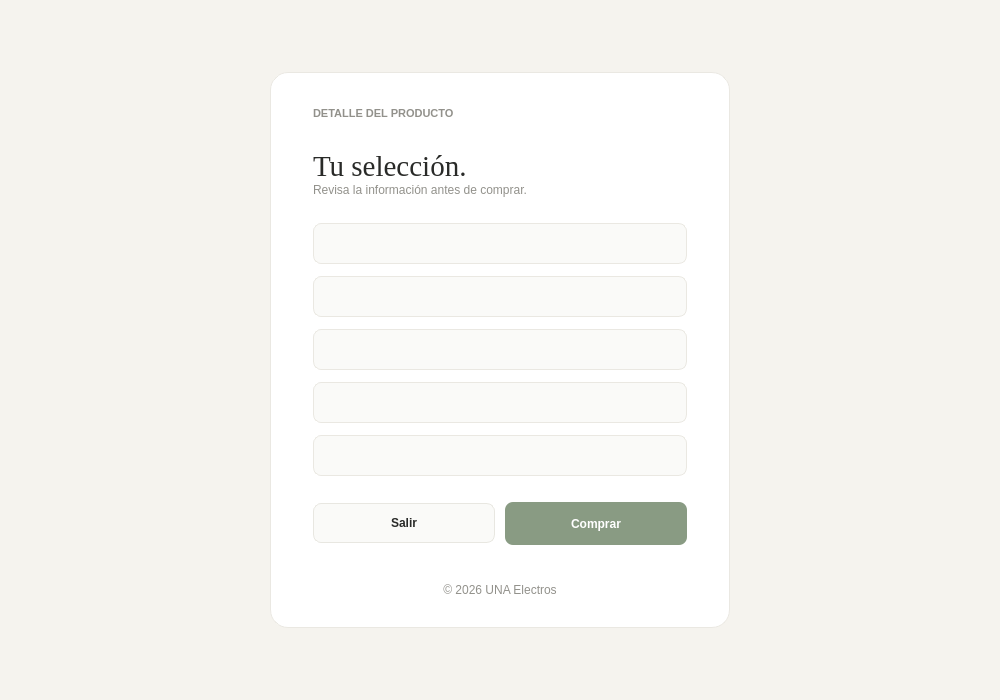
Qt form proyecto progra/menuPaginacion.ui (AntonyEduardoAguirre/proyectoprogramacion2) before a commit.
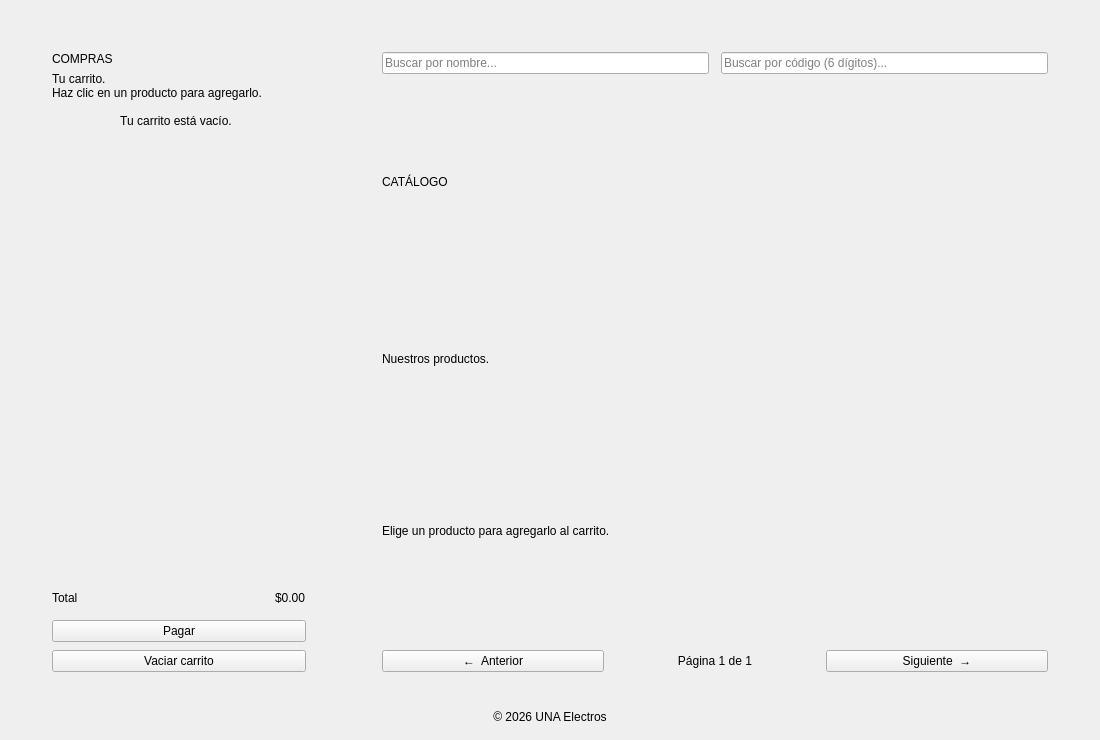
The same form after that commit. The open tabs and pages were chosen to show the change.

Commit message:
Cambios hechos en eel código
Esto fue hecho al inicio.

```diff
--- a/proyecto progra/menuPaginacion.ui
+++ b/proyecto progra/menuPaginacion.ui
@@ -6,14 +6,14 @@
    <rect>
     <x>0</x>
     <y>0</y>
-    <width>1000</width>
-    <height>700</height>
+    <width>1100</width>
+    <height>740</height>
    </rect>
   </property>
   <property name="minimumSize">
    <size>
-    <width>920</width>
-    <height>640</height>
+    <width>1000</width>
+    <height>680</height>
    </size>
   </property>
   <property name="windowTitle">
@@ -23,119 +23,79 @@
    <string notr="true">QMainWindow, #centralwidget {
 	background-color: #F5F3EE;
 }
-#cardFiltros, #cardCatalogo, #cardDetalle {
+#cardCarrito, #cardCatalogo {
 	background-color: #FFFFFF;
 	border: 1px solid #EAE8E2;
 	border-radius: 18px;
 }
-QLabel#eyebrowFiltros, QLabel#eyebrowCatalogo, QLabel#eyebrowDetalle {
+QLabel#eyebrowCarrito, QLabel#eyebrowCatalogo {
 	color: #92918B;
 	font-family: "Segoe UI";
 	font-size: 11px;
 	font-weight: 600;
 }
-QLabel#titleFiltros {
+QLabel#titleCarrito {
 	color: #292A28;
 	font-family: Georgia;
 	font-size: 24px;
 }
-QLabel#titleCatalogo, QLabel#titleDetalle {
+QLabel#titleCatalogo {
 	color: #292A28;
 	font-family: Georgia;
 	font-size: 29px;
 }
-QLabel#subtitleFiltros, QLabel#subtitleCatalogo, QLabel#subtitleDetalle,
-QLabel#copyrightMenu, QLabel#copyrightDetalle, QLabel#lblPagina {
+QLabel#subtitleCarrito, QLabel#subtitleCatalogo, QLabel#copyrightMenu,
+QLabel#lblPagina, QLabel#lblCarritoVacio {
 	color: #92918B;
 	font-family: "Segoe UI";
 	font-size: 12px;
 }
-QCheckBox {
-	color: #292A28;
-	font-family: "Segoe UI";
-	font-size: 12px;
-	font-weight: 600;
-	spacing: 8px;
-}
-QCheckBox::indicator {
-	width: 14px;
-	height: 14px;
-	border: 1px solid #E8E7E1;
-	border-radius: 3px;
-	background: #FAFAF8;
-}
-QCheckBox::indicator:checked {
-	background: #899B83;
-	border-color: #899B83;
-}
 QLineEdit {
 	background-color: #FAFAF8;
 	color: #292A28;
 	border: 1px solid #E8E7E1;
-	border-radius: 8px;
-	padding: 0 12px;
-	min-height: 40px;
+	border-radius: 12px;
+	padding: 0 14px;
+	min-height: 44px;
+	font-family: "Segoe UI";
 	font-size: 13px;
 }
 QLineEdit:focus {
 	border: 1px solid #899B83;
 }
-QLineEdit:disabled {
-	background-color: #F6F5F1;
-	color: #B5B4AE;
-	border: 1px solid #EFEEE9;
-}
-QSlider::groove:horizontal {
-	height: 4px;
-	background: #E8E7E1;
-	border-radius: 2px;
-}
-QSlider::sub-page:horizontal {
-	background: #899B83;
-	border-radius: 2px;
-}
-QSlider::handle:horizontal {
-	background: #FFFFFF;
-	border: 2px solid #899B83;
-	width: 14px;
-	height: 14px;
-	margin: -7px 0;
-	border-radius: 9px;
-}
-QSlider::groove:horizontal:disabled {
-	background: #EFEEE9;
-}
-QSlider::sub-page:horizontal:disabled {
-	background: #D5D9D2;
-}
-QSlider::handle:horizontal:disabled {
-	border-color: #C9CCC5;
-}
-QLabel#lblPrecio {
-	color: #899B83;
-	font-family: "Segoe UI";
-	font-size: 13px;
-	font-weight: 600;
-}
 QPushButton#btnProducto {
 	background-color: #FAFAF8;
-	color: #292A28;
 	border: 1px solid #EAE8E2;
-	border-radius: 12px;
-	padding: 12px;
-	font-family: "Segoe UI";
-	font-size: 13px;
-	font-weight: 600;
+	border-radius: 14px;
+	padding: 0;
 }
 QPushButton#btnProducto:hover {
 	background-color: #F4F7F3;
 	border-color: #899B83;
 }
-QPushButton#btnAnterior, QPushButton#btnSiguiente, QPushButton#btnSalir {
-	background: #FAFAF8;
+QPushButton#btnProducto QLabel {
+	background: transparent;
+	border: none;
+	font-family: "Segoe UI";
+}
+QLabel#prodNombre {
+	color: #292A28;
+	font-size: 13px;
+	font-weight: 600;
+}
+QLabel#prodPrecio {
+	color: #292A28;
+	font-size: 13px;
+}
+QLabel#prodCodigo {
+	color: #92918B;
+	font-size: 12px;
+}
+QPushButton#btnAnterior, QPushButton#btnSiguiente, QPushButton#btnVaciar {
+	background: #FFFFFF;
 	color: #292A28;
 	border: 1px solid #E8E7E1;
-	border-radius: 8px;
+	border-radius: 10px;
 	min-height: 38px;
 	padding: 0 16px;
 	font-family: "Segoe UI";
@@ -145,68 +105,135 @@
 	border-color: #899B83;
 	color: #899B83;
 }
-QPushButton#btnAnterior:disabled, QPushButton#btnSiguiente:disabled {
+QPushButton#btnAnterior:disabled, QPushButton#btnSiguiente:disabled, QPushButton#btnVaciar:disabled {
+	background: #FAFAF8;
 	color: #B5B4AE;
 	border-color: #EFEEE9;
 }
-QPushButton#btnComprar {
-	background: #899B83;
+QPushButton#btnPagar {
+	background: #2F5243;
 	color: #FFFFFF;
 	border: none;
-	border-radius: 8px;
-	min-height: 43px;
+	border-radius: 10px;
+	min-height: 44px;
 	font-family: "Segoe UI";
+	font-size: 14px;
 	font-weight: 600;
 }
 QPushButton#btnComprar:hover {
 	background: #788B72;
 }
-QLabel#lblDetNombre, QLabel#lblDetCategoria, QLabel#lblDetPrecio,
-QLabel#lblDetId, QLabel#lblDetStock {
-	color: #292A28;
-	background: #FAFAF8;
+QPushButton#btnPagar:disabled {
+	background: #C9D2CD;
+	color: #F5F3EE;
+}
+#scrollCarrito, #scrollCarrito &gt; QWidget &gt; QWidget {
+	background: transparent;
+	border: none;
+}
+QScrollBar:vertical {
+	background: transparent;
+	width: 8px;
+	margin: 0;
+}
+QScrollBar::handle:vertical {
+	background: #E0DED7;
+	border-radius: 4px;
+	min-height: 24px;
+}
+QScrollBar::add-line:vertical, QScrollBar::sub-line:vertical {
+	height: 0;
+}
+QFrame#itemCarrito {
+	background-color: #FAFAF8;
 	border: 1px solid #EAE8E2;
+	border-radius: 12px;
+}
+QFrame#itemCarrito QLabel {
+	background: transparent;
+	border: none;
+	font-family: "Segoe UI";
+}
+QLabel#itemNombre {
+	color: #292A28;
+	font-size: 13px;
+	font-weight: 600;
+}
+QLabel#itemCantidad {
+	color: #292A28;
+	font-size: 13px;
+	min-width: 22px;
+}
+QLabel#itemSubtotal {
+	color: #92918B;
+	font-size: 13px;
+}
+QPushButton#btnCantidad {
+	background: #FFFFFF;
+	color: #292A28;
+	border: 1px solid #E8E7E1;
 	border-radius: 8px;
-	padding: 12px;
-	font-size: 13px;
+	min-width: 28px;
+	max-width: 28px;
+	min-height: 28px;
+	max-height: 28px;
+	font-size: 14px;
+	font-weight: 600;
+}
+QPushButton#btnCantidad:hover {
+	border-color: #899B83;
+	color: #899B83;
+}
+QPushButton#btnCantidad:disabled {
+	color: #B5B4AE;
+	border-color: #EFEEE9;
+}
+QPushButton#btnQuitar {
+	background: transparent;
+	color: #B5B4AE;
+	border: none;
+	min-width: 22px;
+	max-width: 22px;
+	min-height: 22px;
+	max-height: 22px;
+	font-size: 12px;
+}
+QPushButton#btnQuitar:hover {
+	color: #292A28;
+}
+QFrame#lineaTotal {
+	background-color: #EAE8E2;
+	border: none;
+	max-height: 1px;
+}
+QLabel#lblTotalTexto {
+	color: #6B6A65;
+	font-family: "Segoe UI";
+	font-size: 15px;
+}
+QLabel#lblTotal {
+	color: #292A28;
+	font-family: Georgia;
+	font-size: 26px;
 }
 </string>
   </property>
   <widget class="QWidget" name="centralwidget">
-   <layout class="QVBoxLayout" name="verticalLayoutMain">
-    <property name="leftMargin">
-     <number>24</number>
-    </property>
-    <property name="topMargin">
-     <number>24</number>
-    </property>
-    <property name="rightMargin">
-     <number>24</number>
-    </property>
-    <property name="bottomMargin">
-     <number>24</number>
-    </property>
-    <item>
-     <widget class="QStackedWidget" name="stackedWidget">
-      <property name="currentIndex">
-       <number>0</number>
-      </property>
-      <widget class="QWidget" name="paginaMenu">
-       <layout class="QVBoxLayout" name="layoutPaginaMenu" stretch="1,0">
+   <layout class="QVBoxLayout" name="verticalLayoutMain" stretch="1,0">
         <property name="spacing">
          <number>14</number>
         </property>
         <property name="leftMargin">
-         <number>16</number>
+     <number>24</number>
         </property>
         <property name="topMargin">
-         <number>16</number>
+     <number>24</number>
         </property>
         <property name="rightMargin">
-         <number>16</number>
+     <number>24</number>
         </property>
         <property name="bottomMargin">
-         <number>0</number>
+     <number>16</number>
         </property>
         <item>
          <layout class="QHBoxLayout" name="horizontalLayoutMenu" stretch="0,1">
@@ -217,13 +244,13 @@
            <widget class="QFrame" name="cardFiltros">
             <property name="minimumSize">
              <size>
-              <width>270</width>
+          <width>310</width>
               <height>0</height>
              </size>
             </property>
             <property name="maximumSize">
              <size>
-              <width>300</width>
+          <width>340</width>
               <height>16777215</height>
              </size>
             </property>
@@ -249,7 +276,7 @@
              <item>
               <widget class="QLabel" name="eyebrowFiltros">
                <property name="text">
-                <string>FILTROS</string>
+            <string>COMPRAS</string>
                </property>
               </widget>
              </item>
@@ -264,7 +291,7 @@
                <property name="sizeHint" stdset="0">
                 <size>
                  <width>20</width>
-                 <height>14</height>
+             <height>6</height>
                 </size>
                </property>
               </spacer>
@@ -272,14 +299,14 @@
              <item>
               <widget class="QLabel" name="titleFiltros">
                <property name="text">
-                <string>Filtra el catálogo.</string>
+            <string>Tu carrito.</string>
                </property>
               </widget>
              </item>
              <item>
               <widget class="QLabel" name="subtitleFiltros">
                <property name="text">
-                <string>Activa solo los filtros que necesites.</string>
+            <string>Haz clic en un producto para agregarlo.</string>
                </property>
                <property name="wordWrap">
                 <bool>true</bool>
@@ -297,43 +324,147 @@
                <property name="sizeHint" stdset="0">
                 <size>
                  <width>20</width>
+             <height>14</height>
+            </size>
+           </property>
+          </spacer>
+         </item>
+         <item>
+          <widget class="QScrollArea" name="scrollCarrito">
+           <property name="frameShape">
+            <enum>QFrame::NoFrame</enum>
+           </property>
+           <property name="horizontalScrollBarPolicy">
+            <enum>Qt::ScrollBarAlwaysOff</enum>
+           </property>
+           <property name="widgetResizable">
+            <bool>true</bool>
+           </property>
+           <widget class="QWidget" name="contenedorCarrito">
+            <layout class="QVBoxLayout" name="layoutItemsCarrito">
+             <property name="spacing">
+              <number>10</number>
+             </property>
+             <property name="leftMargin">
+              <number>0</number>
+             </property>
+             <property name="topMargin">
+              <number>0</number>
+             </property>
+             <property name="rightMargin">
+              <number>6</number>
+             </property>
+             <property name="bottomMargin">
+              <number>0</number>
+             </property>
+             <item>
+              <widget class="QLabel" name="lblCarritoVacio">
+               <property name="text">
+                <string>Tu carrito está vacío.</string>
+               </property>
+               <property name="alignment">
+                <set>Qt::AlignHCenter|Qt::AlignTop</set>
+               </property>
+               <property name="wordWrap">
+                <bool>true</bool>
+               </property>
+              </widget>
+             </item>
+             <item>
+              <spacer name="spacerItemsCarrito">
+               <property name="orientation">
+                <enum>Qt::Vertical</enum>
+               </property>
+               <property name="sizeHint" stdset="0">
+                <size>
+                 <width>20</width>
+                 <height>40</height>
+                </size>
+               </property>
+              </spacer>
+             </item>
+            </layout>
+           </widget>
+          </widget>
+         </item>
+         <item>
+          <spacer name="spacerAntesLinea">
+           <property name="orientation">
+            <enum>Qt::Vertical</enum>
+           </property>
+           <property name="sizeType">
+            <enum>QSizePolicy::Fixed</enum>
+           </property>
+           <property name="sizeHint" stdset="0">
+            <size>
+             <width>20</width>
+             <height>12</height>
+            </size>
+           </property>
+          </spacer>
+         </item>
+         <item>
+          <widget class="QFrame" name="lineaTotal">
+           <property name="maximumSize">
+            <size>
+             <width>16777215</width>
+             <height>1</height>
+            </size>
+           </property>
+           <property name="frameShape">
+            <enum>QFrame::NoFrame</enum>
+           </property>
+          </widget>
+         </item>
+         <item>
+          <spacer name="spacerDespuesLinea">
+           <property name="orientation">
+            <enum>Qt::Vertical</enum>
+           </property>
+           <property name="sizeType">
+            <enum>QSizePolicy::Fixed</enum>
+           </property>
+           <property name="sizeHint" stdset="0">
+            <size>
+             <width>20</width>
+             <height>14</height>
+            </size>
+           </property>
+          </spacer>
+         </item>
+         <item>
+          <layout class="QHBoxLayout" name="layoutTotal">
+           <item>
+            <widget class="QLabel" name="lblTotalTexto">
+             <property name="text">
+              <string>Total</string>
+             </property>
+            </widget>
+           </item>
+           <item>
+            <spacer name="spacerTotal">
+             <property name="orientation">
+              <enum>Qt::Horizontal</enum>
+             </property>
+             <property name="sizeHint" stdset="0">
+              <size>
+               <width>40</width>
                  <height>20</height>
                 </size>
                </property>
               </spacer>
              </item>
              <item>
-              <widget class="QCheckBox" name="chkNombre">
+            <widget class="QLabel" name="lblTotal">
                <property name="text">
-                <string>Filtrar por nombre</string>
+              <string>$0.00</string>
                </property>
               </widget>
              </item>
-             <item>
-              <spacer name="spacerChkNombre">
-               <property name="orientation">
-                <enum>Qt::Vertical</enum>
-               </property>
-               <property name="sizeType">
-                <enum>QSizePolicy::Fixed</enum>
-               </property>
-               <property name="sizeHint" stdset="0">
-                <size>
-                 <width>20</width>
-                 <height>6</height>
-                </size>
-               </property>
-              </spacer>
+          </layout>
              </item>
              <item>
-              <widget class="QLineEdit" name="leNombre">
-               <property name="placeholderText">
-                <string>Escribe un nombre</string>
-               </property>
-              </widget>
-             </item>
-             <item>
-              <spacer name="spacerNombre">
+          <spacer name="spacerAntesPagar">
                <property name="orientation">
                 <enum>Qt::Vertical</enum>
                </property>
@@ -343,112 +474,20 @@
                <property name="sizeHint" stdset="0">
                 <size>
                  <width>20</width>
-                 <height>14</height>
+             <height>12</height>
                 </size>
                </property>
               </spacer>
              </item>
              <item>
-              <widget class="QCheckBox" name="chkCategoria">
+          <widget class="QPushButton" name="btnPagar">
                <property name="text">
-                <string>Filtrar por categoría</string>
+            <string>Pagar</string>
                </property>
               </widget>
              </item>
              <item>
-              <spacer name="spacerChkCategoria">
-               <property name="orientation">
-                <enum>Qt::Vertical</enum>
-               </property>
-               <property name="sizeType">
-                <enum>QSizePolicy::Fixed</enum>
-               </property>
-               <property name="sizeHint" stdset="0">
-                <size>
-                 <width>20</width>
-                 <height>6</height>
-                </size>
-               </property>
-              </spacer>
-             </item>
-             <item>
-              <widget class="QLineEdit" name="leCategoria">
-               <property name="placeholderText">
-                <string>Escribe una categoría</string>
-               </property>
-              </widget>
-             </item>
-             <item>
-              <spacer name="spacerCategoria">
-               <property name="orientation">
-                <enum>Qt::Vertical</enum>
-               </property>
-               <property name="sizeType">
-                <enum>QSizePolicy::Fixed</enum>
-               </property>
-               <property name="sizeHint" stdset="0">
-                <size>
-                 <width>20</width>
-                 <height>14</height>
-                </size>
-               </property>
-              </spacer>
-             </item>
-             <item>
-              <widget class="QCheckBox" name="chkId">
-               <property name="text">
-                <string>Filtrar por ID</string>
-               </property>
-              </widget>
-             </item>
-             <item>
-              <spacer name="spacerChkId">
-               <property name="orientation">
-                <enum>Qt::Vertical</enum>
-               </property>
-               <property name="sizeType">
-                <enum>QSizePolicy::Fixed</enum>
-               </property>
-               <property name="sizeHint" stdset="0">
-                <size>
-                 <width>20</width>
-                 <height>6</height>
-                </size>
-               </property>
-              </spacer>
-             </item>
-             <item>
-              <widget class="QLineEdit" name="leId">
-               <property name="placeholderText">
-                <string>Escribe un ID</string>
-               </property>
-              </widget>
-             </item>
-             <item>
-              <spacer name="spacerId">
-               <property name="orientation">
-                <enum>Qt::Vertical</enum>
-               </property>
-               <property name="sizeType">
-                <enum>QSizePolicy::Fixed</enum>
-               </property>
-               <property name="sizeHint" stdset="0">
-                <size>
-                 <width>20</width>
-                 <height>14</height>
-                </size>
-               </property>
-              </spacer>
-             </item>
-             <item>
-              <widget class="QCheckBox" name="chkPrecio">
-               <property name="text">
-                <string>Precio máximo</string>
-               </property>
-              </widget>
-             </item>
-             <item>
-              <spacer name="spacerChkPrecio">
+          <spacer name="spacerAntesVaciar">
                <property name="orientation">
                 <enum>Qt::Vertical</enum>
                </property>
@@ -464,48 +503,12 @@
               </spacer>
              </item>
              <item>
-              <widget class="QSlider" name="sldPrecio">
-               <property name="orientation">
-                <enum>Qt::Horizontal</enum>
-               </property>
-              </widget>
-             </item>
-             <item>
-              <spacer name="spacerSlider">
-               <property name="orientation">
-                <enum>Qt::Vertical</enum>
-               </property>
-               <property name="sizeType">
-                <enum>QSizePolicy::Fixed</enum>
-               </property>
-               <property name="sizeHint" stdset="0">
-                <size>
-                 <width>20</width>
-                 <height>6</height>
-                </size>
-               </property>
-              </spacer>
-             </item>
-             <item>
-              <widget class="QLabel" name="lblPrecio">
+          <widget class="QPushButton" name="btnVaciar">
                <property name="text">
-                <string>$0</string>
+            <string>Vaciar carrito</string>
                </property>
               </widget>
              </item>
-             <item>
-              <spacer name="spacerFiltros">
-               <property name="orientation">
-                <enum>Qt::Vertical</enum>
-               </property>
-               <property name="sizeHint" stdset="0">
-                <size>
-                 <width>20</width>
-                 <height>40</height>
-                </size>
-               </property>
-              </spacer>
-             </item>
             </layout>
            </widget>
           </item>
@@ -514,7 +517,7 @@
             <property name="frameShape">
              <enum>QFrame::NoFrame</enum>
             </property>
-            <layout class="QVBoxLayout" name="layoutCatalogo" stretch="0,0,0,0,0,1,0,0">
+        <layout class="QVBoxLayout" name="layoutCatalogo">
              <property name="spacing">
               <number>0</number>
              </property>
@@ -530,6 +533,52 @@
              <property name="bottomMargin">
               <number>24</number>
              </property>
+         <item>
+          <layout class="QHBoxLayout" name="layoutBuscadores">
+           <property name="spacing">
+            <number>12</number>
+           </property>
+           <item>
+            <widget class="QLineEdit" name="leNombre">
+             <property name="clearButtonEnabled">
+              <bool>true</bool>
+             </property>
+             <property name="placeholderText">
+              <string>Buscar por nombre...</string>
+             </property>
+            </widget>
+           </item>
+           <item>
+            <widget class="QLineEdit" name="leCodigo">
+             <property name="maxLength">
+              <number>6</number>
+             </property>
+             <property name="clearButtonEnabled">
+              <bool>true</bool>
+             </property>
+             <property name="placeholderText">
+              <string>Buscar por código (6 dígitos)...</string>
+             </property>
+            </widget>
+           </item>
+          </layout>
+         </item>
+         <item>
+          <spacer name="spacerBuscadores">
+           <property name="orientation">
+            <enum>Qt::Vertical</enum>
+           </property>
+           <property name="sizeType">
+            <enum>QSizePolicy::Fixed</enum>
+           </property>
+           <property name="sizeHint" stdset="0">
+            <size>
+             <width>20</width>
+             <height>22</height>
+            </size>
+           </property>
+          </spacer>
+         </item>
              <item>
               <widget class="QLabel" name="eyebrowCatalogo">
                <property name="text">
@@ -548,7 +597,7 @@
                <property name="sizeHint" stdset="0">
                 <size>
                  <width>20</width>
-                 <height>14</height>
+             <height>6</height>
                 </size>
                </property>
               </spacer>
@@ -563,7 +612,7 @@
              <item>
               <widget class="QLabel" name="subtitleCatalogo">
                <property name="text">
-                <string>Elige un producto para ver su detalle.</string>
+            <string>Elige un producto para agregarlo al carrito.</string>
                </property>
               </widget>
              </item>
@@ -578,7 +627,7 @@
                <property name="sizeHint" stdset="0">
                 <size>
                  <width>20</width>
-                 <height>20</height>
+             <height>18</height>
                 </size>
                </property>
               </spacer>
@@ -647,298 +696,6 @@
           <property name="alignment">
            <set>Qt::AlignCenter</set>
           </property>
-         </widget>
-        </item>
-       </layout>
-      </widget>
-      <widget class="QWidget" name="paginaDetalle">
-       <layout class="QVBoxLayout" name="layoutPaginaDetalle">
-        <item>
-         <spacer name="spacerSuperiorDetalle">
-          <property name="orientation">
-           <enum>Qt::Vertical</enum>
-          </property>
-          <property name="sizeHint" stdset="0">
-           <size>
-            <width>20</width>
-            <height>40</height>
-           </size>
-          </property>
-         </spacer>
-        </item>
-        <item>
-         <layout class="QHBoxLayout" name="filaDetalle">
-          <item>
-           <spacer name="spacerIzquierdoDetalle">
-            <property name="orientation">
-             <enum>Qt::Horizontal</enum>
-            </property>
-            <property name="sizeHint" stdset="0">
-             <size>
-              <width>40</width>
-              <height>20</height>
-             </size>
-            </property>
-           </spacer>
-          </item>
-          <item>
-           <widget class="QFrame" name="cardDetalle">
-            <property name="minimumSize">
-             <size>
-              <width>460</width>
-              <height>540</height>
-             </size>
-            </property>
-            <property name="maximumSize">
-             <size>
-              <width>520</width>
-              <height>580</height>
-             </size>
-            </property>
-            <property name="frameShape">
-             <enum>QFrame::NoFrame</enum>
-            </property>
-            <layout class="QVBoxLayout" name="layoutDetalle">
-             <property name="spacing">
-              <number>0</number>
-             </property>
-             <property name="leftMargin">
-              <number>42</number>
-             </property>
-             <property name="topMargin">
-              <number>34</number>
-             </property>
-             <property name="rightMargin">
-              <number>42</number>
-             </property>
-             <property name="bottomMargin">
-              <number>30</number>
-             </property>
-             <item>
-              <widget class="QLabel" name="eyebrowDetalle">
-               <property name="text">
-                <string>DETALLE DEL PRODUCTO</string>
-               </property>
-              </widget>
-             </item>
-             <item>
-              <spacer name="spacerEyebrowDetalle">
-               <property name="orientation">
-                <enum>Qt::Vertical</enum>
-               </property>
-               <property name="sizeType">
-                <enum>QSizePolicy::Fixed</enum>
-               </property>
-               <property name="sizeHint" stdset="0">
-                <size>
-                 <width>20</width>
-                 <height>30</height>
-                </size>
-               </property>
-              </spacer>
-             </item>
-             <item>
-              <widget class="QLabel" name="titleDetalle">
-               <property name="text">
-                <string>Tu selección.</string>
-               </property>
-              </widget>
-             </item>
-             <item>
-              <widget class="QLabel" name="subtitleDetalle">
-               <property name="text">
-                <string>Revisa la información antes de comprar.</string>
-               </property>
-              </widget>
-             </item>
-             <item>
-              <spacer name="spacerSubtituloDetalle">
-               <property name="orientation">
-                <enum>Qt::Vertical</enum>
-               </property>
-               <property name="sizeType">
-                <enum>QSizePolicy::Fixed</enum>
-               </property>
-               <property name="sizeHint" stdset="0">
-                <size>
-                 <width>20</width>
-                 <height>26</height>
-                </size>
-               </property>
-              </spacer>
-             </item>
-             <item>
-              <widget class="QLabel" name="lblDetNombre"/>
-             </item>
-             <item>
-              <spacer name="spacerDetNombre">
-               <property name="orientation">
-                <enum>Qt::Vertical</enum>
-               </property>
-               <property name="sizeType">
-                <enum>QSizePolicy::Fixed</enum>
-               </property>
-               <property name="sizeHint" stdset="0">
-                <size>
-                 <width>20</width>
-                 <height>12</height>
-                </size>
-               </property>
-              </spacer>
-             </item>
-             <item>
-              <widget class="QLabel" name="lblDetCategoria"/>
-             </item>
-             <item>
-              <spacer name="spacerDetCategoria">
-               <property name="orientation">
-                <enum>Qt::Vertical</enum>
-               </property>
-               <property name="sizeType">
-                <enum>QSizePolicy::Fixed</enum>
-               </property>
-               <property name="sizeHint" stdset="0">
-                <size>
-                 <width>20</width>
-                 <height>12</height>
-                </size>
-               </property>
-              </spacer>
-             </item>
-             <item>
-              <widget class="QLabel" name="lblDetPrecio"/>
-             </item>
-             <item>
-              <spacer name="spacerDetPrecio">
-               <property name="orientation">
-                <enum>Qt::Vertical</enum>
-               </property>
-               <property name="sizeType">
-                <enum>QSizePolicy::Fixed</enum>
-               </property>
-               <property name="sizeHint" stdset="0">
-                <size>
-                 <width>20</width>
-                 <height>12</height>
-                </size>
-               </property>
-              </spacer>
-             </item>
-             <item>
-              <widget class="QLabel" name="lblDetId"/>
-             </item>
-             <item>
-              <spacer name="spacerDetId">
-               <property name="orientation">
-                <enum>Qt::Vertical</enum>
-               </property>
-               <property name="sizeType">
-                <enum>QSizePolicy::Fixed</enum>
-               </property>
-               <property name="sizeHint" stdset="0">
-                <size>
-                 <width>20</width>
-                 <height>12</height>
-                </size>
-               </property>
-              </spacer>
-             </item>
-             <item>
-              <widget class="QLabel" name="lblDetStock"/>
-             </item>
-             <item>
-              <spacer name="spacerDetStock">
-               <property name="orientation">
-                <enum>Qt::Vertical</enum>
-               </property>
-               <property name="sizeType">
-                <enum>QSizePolicy::Fixed</enum>
-               </property>
-               <property name="sizeHint" stdset="0">
-                <size>
-                 <width>20</width>
-                 <height>26</height>
-                </size>
-               </property>
-              </spacer>
-             </item>
-             <item>
-              <layout class="QHBoxLayout" name="layoutBotonesDetalle">
-               <property name="spacing">
-                <number>10</number>
-               </property>
-               <item>
-                <widget class="QPushButton" name="btnSalir">
-                 <property name="text">
-                  <string>Salir</string>
-                 </property>
-                </widget>
-               </item>
-               <item>
-                <widget class="QPushButton" name="btnComprar">
-                 <property name="text">
-                  <string>Comprar</string>
-                 </property>
-                </widget>
-               </item>
-              </layout>
-             </item>
-             <item>
-              <spacer name="spacerDetalle">
-               <property name="orientation">
-                <enum>Qt::Vertical</enum>
-               </property>
-               <property name="sizeHint" stdset="0">
-                <size>
-                 <width>20</width>
-                 <height>40</height>
-                </size>
-               </property>
-              </spacer>
-             </item>
-             <item>
-              <widget class="QLabel" name="copyrightDetalle">
-               <property name="text">
-                <string>© 2026 UNA Electros</string>
-               </property>
-               <property name="alignment">
-                <set>Qt::AlignCenter</set>
-               </property>
-              </widget>
-             </item>
-            </layout>
-           </widget>
-          </item>
-          <item>
-           <spacer name="spacerDerechoDetalle">
-            <property name="orientation">
-             <enum>Qt::Horizontal</enum>
-            </property>
-            <property name="sizeHint" stdset="0">
-             <size>
-              <width>40</width>
-              <height>20</height>
-             </size>
-            </property>
-           </spacer>
-          </item>
-         </layout>
-        </item>
-        <item>
-         <spacer name="spacerInferiorDetalle">
-          <property name="orientation">
-           <enum>Qt::Vertical</enum>
-          </property>
-          <property name="sizeHint" stdset="0">
-           <size>
-            <width>20</width>
-            <height>40</height>
-           </size>
-          </property>
-         </spacer>
-        </item>
-       </layout>
-      </widget>
      </widget>
     </item>
    </layout>
```
Left out of the diff: 20 changed lines with no effect on the pictures. Lines whose indentation alone changed are shown as unchanged. The commit also changes 7 other files.
